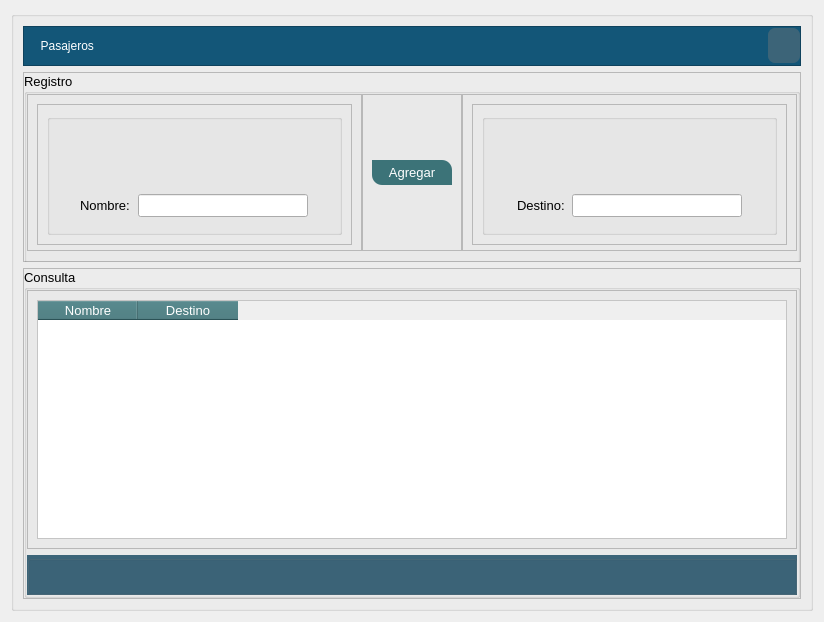
Above: subwindow.ui from askr3d/ProyectoTaxi before the change. Below: the same form after it.
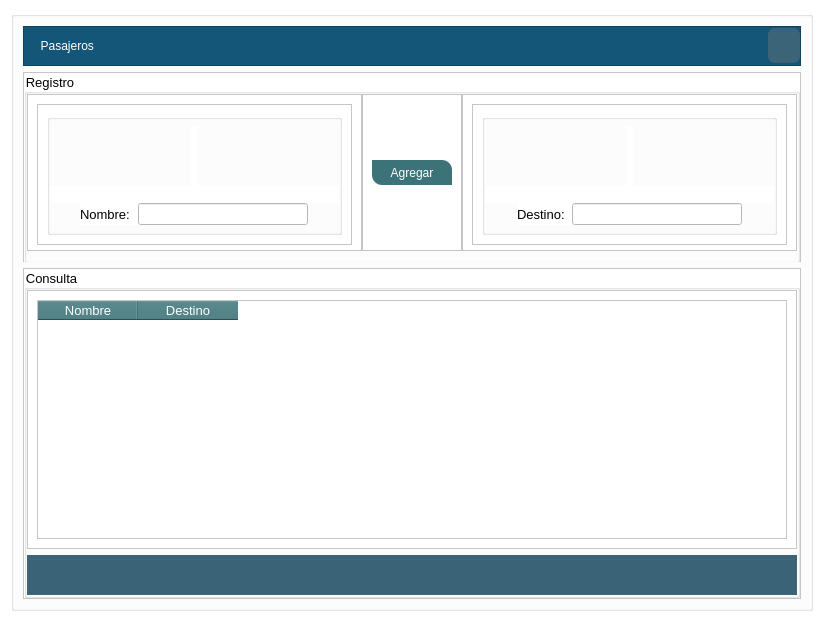
That is the form after the change. Icons and pictures are not drawn.

What changed in the file:
```diff
--- a/subwindow.ui
+++ b/subwindow.ui
@@ -13,6 +13,9 @@
   <property name="windowTitle">
    <string>Form</string>
   </property>
+  <property name="styleSheet">
+   <string notr="true">background-color: rgb(255, 255, 255);</string>
+  </property>
   <layout class="QVBoxLayout" name="verticalLayout">
    <item>
     <widget class="QGroupBox" name="groupBox_3">
@@ -303,6 +306,43 @@
                          </item>
                         </layout>
                        </item>
+                       <item>
+                        <widget class="QLineEdit" name="ledt_pasajeros_id">
+                         <property name="enabled">
+                          <bool>false</bool>
+                         </property>
+                         <property name="font">
+                          <font>
+                           <pointsize>10</pointsize>
+                           <kerning>false</kerning>
+                          </font>
+                         </property>
+                         <property name="mouseTracking">
+                          <bool>false</bool>
+                         </property>
+                         <property name="acceptDrops">
+                          <bool>false</bool>
+                         </property>
+                         <property name="toolTip">
+                          <string notr="true"/>
+                         </property>
+                         <property name="accessibleDescription">
+                          <string notr="true"/>
+                         </property>
+                         <property name="styleSheet">
+                          <string notr="true">color: rgb(255, 255, 255);</string>
+                         </property>
+                         <property name="frame">
+                          <bool>false</bool>
+                         </property>
+                         <property name="readOnly">
+                          <bool>false</bool>
+                         </property>
+                         <property name="placeholderText">
+                          <string notr="true"/>
+                         </property>
+                        </widget>
+                       </item>
                        <item>
                         <layout class="QHBoxLayout" name="horizontalLayout">
                          <item>
@@ -535,6 +575,43 @@
                          </item>
                         </layout>
                        </item>
+                       <item>
+                        <widget class="QLineEdit" name="lineEdit_2">
+                         <property name="enabled">
+                          <bool>false</bool>
+                         </property>
+                         <property name="font">
+                          <font>
+                           <pointsize>10</pointsize>
+                           <kerning>false</kerning>
+                          </font>
+                         </property>
+                         <property name="mouseTracking">
+                          <bool>false</bool>
+                         </property>
+                         <property name="acceptDrops">
+                          <bool>false</bool>
+                         </property>
+                         <property name="toolTip">
+                          <string notr="true"/>
+                         </property>
+                         <property name="whatsThis">
+                          <string notr="true"/>
+                         </property>
+                         <property name="accessibleDescription">
+                          <string notr="true"/>
+                         </property>
+                         <property name="styleSheet">
+                          <string notr="true">color: rgb(255, 255, 255);</string>
+                         </property>
+                         <property name="frame">
+                          <bool>false</bool>
+                         </property>
+                         <property name="placeholderText">
+                          <string/>
+                         </property>
+                        </widget>
+                       </item>
                        <item>
                         <layout class="QHBoxLayout" name="horizontalLayout_30">
                          <item>
```
